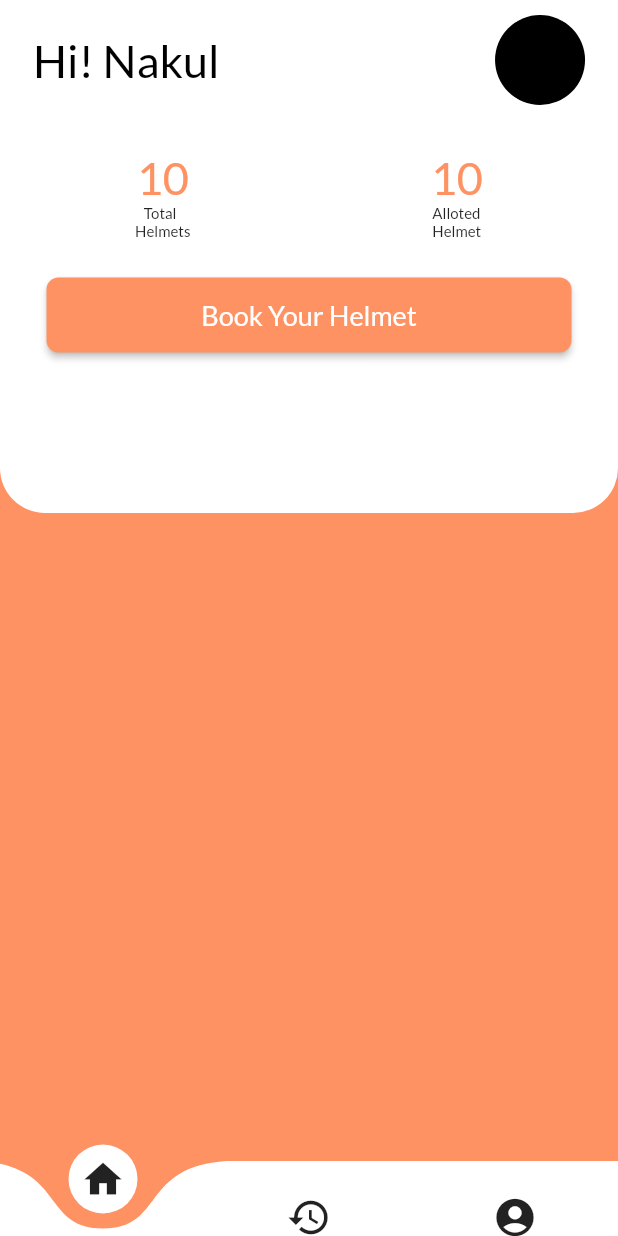
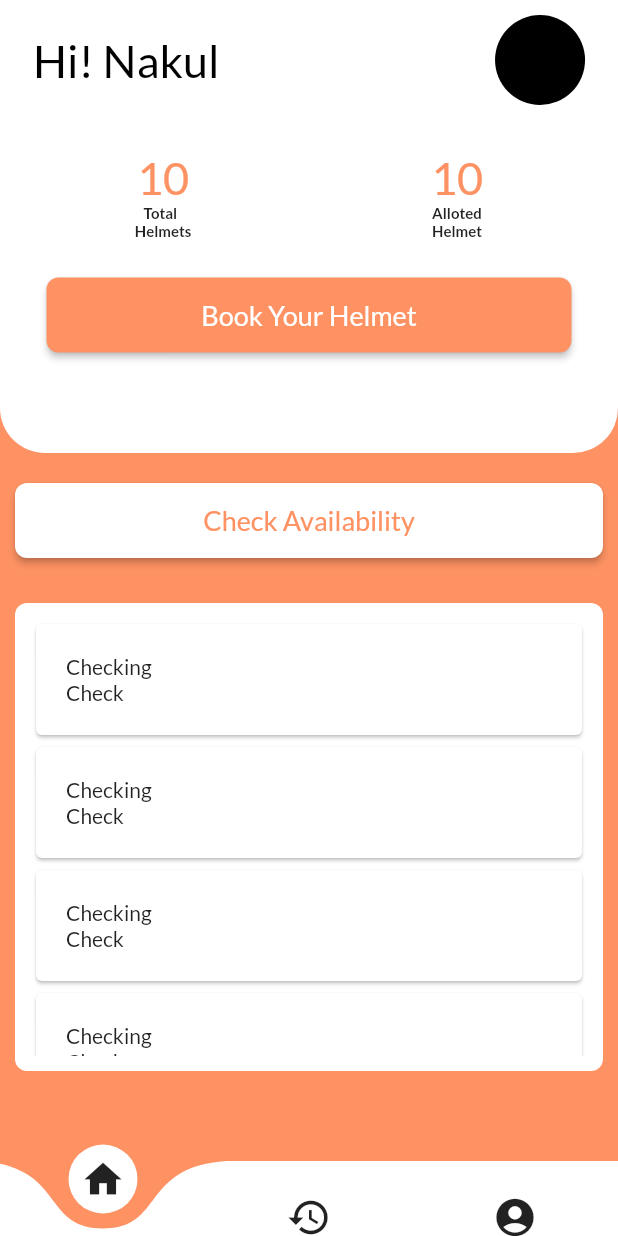
Before and after one commit to nakulcodes/Patiala-Project, a Flutter app: the Dashboard screen opened by its route, on a phone screen of 412 x 824 dp. Run offline on Flutter 3.47's test engine with Material 2 defaults, Android fonts, the phone set to English and light mode, and no system bars; drawn by our look-alikes of curved_navigation_bar; our stand-ins replace email_validator, google_fonts, rxdart.

Commit message:
Dashboard done

```diff
--- a/lib/src/dashboard.dart
+++ b/lib/src/dashboard.dart
@@ -10,6 +10,37 @@ class Dashboard extends StatefulWidget {
 
 class _DashboardState extends State<Dashboard> {
   @override
+  Widget _avail() {
+    return Container(
+        height: 50,
+        margin: EdgeInsets.symmetric(vertical: 20),
+        child: ButtonTheme(
+          minWidth: MediaQuery.of(context).size.width - 20.0,
+          height: 100.0,
+          child: RaisedButton(
+            shape: RoundedRectangleBorder(
+              borderRadius: BorderRadius.circular(8.0),
+              // side: BorderSide(color: Colors.red)
+            ),
+            color: Colors.white,
+            onPressed: () => print("Name"),
+            // snapshot.hasData
+
+            // Navigator.push(
+            //     context, MaterialPageRoute(builder: (context) => Dashboard()));
+            // print(snapshot.hasData);
+            // snapshot.hasData ? () {changeThePage(context);} : null;
+            // ? () => changeThePage(context)
+            // : null,
+            child: Text('Check Availability',
+                style: TextStyle(
+                    color: Color(0xfffe9263),
+                    fontSize: 18,
+                    fontWeight: FontWeight.w400)),
+          ),
+        ));
+  }
+
   Widget build(BuildContext context) {
     return SafeArea(
       child: Scaffold(
@@ -49,7 +80,7 @@ class _DashboardState extends State<Dashboard> {
                 padding: EdgeInsets.all(10.0),
                 // margin: EdgeInsets.fromLTRB(5, 10, 10,0),
                 width: MediaQuery.of(context).size.width,
-                height: MediaQuery.of(context).size.height / 2 - 70.0,
+                height: MediaQuery.of(context).size.height / 2 - 110.0,
                 decoration: BoxDecoration(
                   color: Colors.white,
                   borderRadius: BorderRadius.only(
@@ -96,7 +127,9 @@ class _DashboardState extends State<Dashboard> {
                                 Center(
                                   child: Text(
                                     "   Total\nHelmets",
-                                    style: TextStyle(fontSize: 10),
+                                    style: TextStyle(
+                                        fontSize: 10,
+                                        fontWeight: FontWeight.bold),
                                   ),
                                 )
                               ],
@@ -112,7 +145,9 @@ class _DashboardState extends State<Dashboard> {
                                 ),
                                 Text(
                                   "Alloted\nHelmet",
-                                  style: TextStyle(fontSize: 10),
+                                  style: TextStyle(
+                                      fontSize: 10,
+                                      fontWeight: FontWeight.bold),
                                 )
                               ],
                             ),
@@ -150,6 +185,39 @@ class _DashboardState extends State<Dashboard> {
                   ],
                 ),
               ),
+              _avail(),
+              Container(
+                child: ListView.builder(
+                    itemCount: 15,
+                    itemBuilder: (BuildContext context, int index) {
+                      return SingleChildScrollView(
+                        child: Container(
+                          child: Center(
+                            child: Column(
+                              crossAxisAlignment: CrossAxisAlignment.stretch,
+                              children: <Widget>[
+                                Card(
+                                  child: Container(
+                                    child: Text("Checking\nCheck"),
+                                    padding: const EdgeInsets.all(20.0),
+                                  ),
+                                )
+                              ],
+                            ),
+                          ),
+                        ),
+                      );
+                    }),
+                height: MediaQuery.of(context).size.height / 2 - 100,
+                margin: EdgeInsets.all(10),
+                padding: EdgeInsets.all(10),
+                decoration: BoxDecoration(
+                  color: Colors.white,
+                  borderRadius: BorderRadius.all(
+                    Radius.circular(8.0),
+                  ),
+                ),
+              )
             ],
           ),
         ),
```
